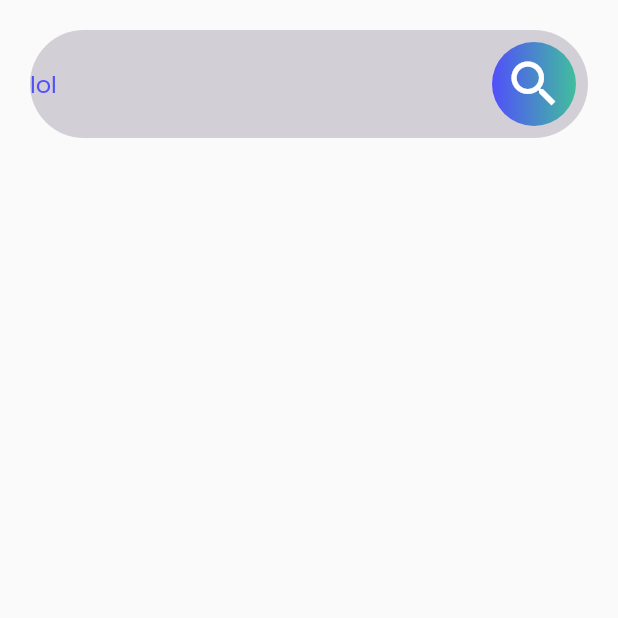
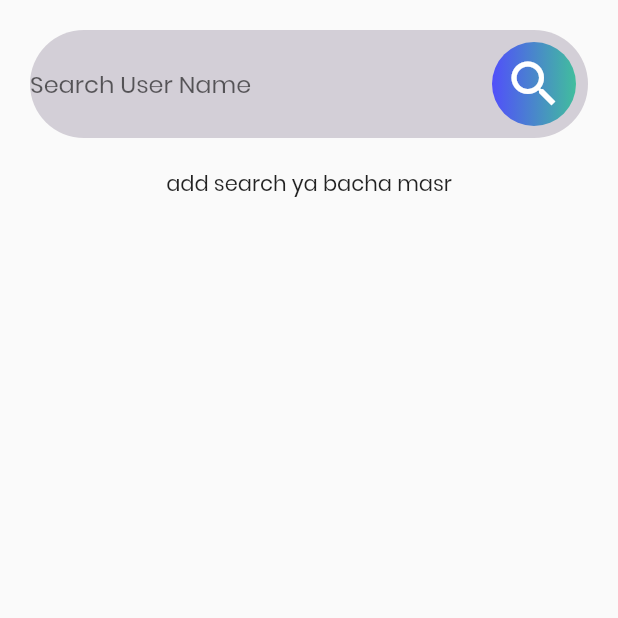
Before and after one commit to aiman7407/hear_me_out, a Flutter app: the SearchScreen screen opened directly, after a tap on the "search" icon, on a phone screen of 412 x 824 dp, the top half of it. Run offline on Flutter 3.47's test engine with Material 2 defaults, Android fonts, the phone set to English and light mode, and no system bars; our stand-ins replace camera, cloud_firestore, firebase_auth, firebase_core; missing offline and left inert: tflite; accounts and stored records are empty.

Commit message:
fix broken search

```diff
--- a/lib/components/search_list.dart
+++ b/lib/components/search_list.dart
@@ -1,30 +1,39 @@
 import 'package:cloud_firestore/cloud_firestore.dart';
 import 'package:flutter/material.dart';
 import 'package:hear_me_out/components/search_tile.dart';
+import 'package:hear_me_out/services/database.dart';
 import 'package:hear_me_out/src/const_strings.dart';
 
 class SearchList extends StatelessWidget {
-
   final QuerySnapshot searchSnapshot;
-
 
   SearchList({this.searchSnapshot});
 
   @override
   Widget build(BuildContext context) {
-    return ListView.builder(
-      shrinkWrap: true,
-        itemCount:searchSnapshot.docs.length,
-        itemBuilder: (context, index){
-          return
-            searchSnapshot!=null?
 
-            SearchTile(
-            email: 'searchSnapshot.docs[index][USERS_EMAIL]',
-            username: 'searchSnapshot.docs[index][USERS_USERNAME]',
-          ):Container(
-              child: Text('no data yet'),
-            );
-        });
+    print('eeeeeeeeeeeeeeeeeeeee'+searchSnapshot.toString());
+    if(searchSnapshot==null)
+      {
+        return Text('add search ya bacha masr');
+      }
+
+    if(searchSnapshot.docs.isEmpty)
+      {return Text('no data here yet');}
+    else {
+      return ListView.builder(
+          shrinkWrap: true,
+          itemCount: searchSnapshot.docs.length,
+          itemBuilder: (context, index) {
+            return searchSnapshot.docs == null
+                ? Container(
+                    child: Text('no data yet'),
+                  )
+                : SearchTile(
+                    email: searchSnapshot.docs[index][USERS_EMAIL],
+                    username: searchSnapshot.docs[index][USERS_USERNAME],
+                  );
+          });
+    }
   }
 }
--- a/lib/services/database.dart
+++ b/lib/services/database.dart
@@ -4,11 +4,19 @@ import 'package:hear_me_out/src/const_strings.dart';
 class DataBaseHelper
 {
 
-  dynamic  getUserByUsername(dynamic username) async {
+    getUserByUsername(dynamic username) async {
     return await FirebaseFirestore.instance.collection(USERS_COLLECTION_NAME)
         .where(USERS_USERNAME,isEqualTo:username )
         .get();
   }
+
+    // Stream<QuerySnapshot>loadOrdersDetails(username)
+    // {
+    //   return FirebaseFirestore.instance.collection(USERS_COLLECTION_NAME).doc(username)
+    //       .collection(USERS_USERNAME)
+    //       .snapshots();
+    // }
+
 
 
   uploadUserInfo(userMap)
--- a/lib/src/app_root.dart
+++ b/lib/src/app_root.dart
@@ -3,6 +3,7 @@ import 'package:flutter/material.dart';
 import 'package:hear_me_out/views/chat_list_screen.dart';
 import 'package:hear_me_out/views/login_screen.dart';
 import 'package:hear_me_out/views/on_boarding.dart';
+import 'package:hear_me_out/views/search_screen.dart';
 import 'package:hear_me_out/views/signup_screen.dart';
 import 'package:hear_me_out/views/test_screen.dart';
 
@@ -19,7 +20,8 @@ class AppRoot extends StatelessWidget {
       ),
       home:
      // ChatListScreen()
-      SignupScreen()
+      //SignupScreen()
+      SearchScreen()
       //TestScreen(cameras: cameras,),
     );
   }
--- a/lib/views/search_screen.dart
+++ b/lib/views/search_screen.dart
@@ -4,6 +4,7 @@ import 'package:flutter/material.dart';
 import 'package:hear_me_out/components/search_list.dart';
 import 'package:hear_me_out/services/database.dart';
 import 'package:hear_me_out/src/const.dart';
+import 'package:hear_me_out/src/const_strings.dart';
 
 class SearchScreen extends StatefulWidget {
   @override
@@ -16,11 +17,10 @@ class _SearchScreenState extends State<SearchScreen> {
   DataBaseHelper dbHelper=DataBaseHelper();
 
   QuerySnapshot searchSnapshot;
-
+  String name , email;
   @override
   void initState() {
-    initialSearch();
-    super.initState();
+super.initState();
   }
 
   @override
@@ -73,7 +73,7 @@ class _SearchScreenState extends State<SearchScreen> {
                             icon: Icon(Icons.search,
                         color: Colors.white,
                         ), onPressed: () {
-                            initialSearch();
+                            initiateSearch();
                         }),
                       ),
                     )
@@ -82,27 +82,31 @@ class _SearchScreenState extends State<SearchScreen> {
               ),
             ),
 
-            // Expanded(
-            //   child: SearchList(
-            //     searchSnapshot: searchSnapshot,
-            //   ),
-            // )
+
+
+            Expanded(
+              child: SearchList(
+              searchSnapshot: searchSnapshot,
+              ),
+            )
 
           ],
         ),
       ),
     );
   }
+  initiateSearch() async {
+    if(searchController.text.isNotEmpty){
+      await dbHelper.getUserByUsername(searchController.text)
+          .then((snapshot){
+        setState(() {
+          searchSnapshot = snapshot;
+        });
+        print("$searchSnapshot");
+        setState(() {
 
-   initialSearch()
-  {
-    searchController.text='lol';
-    dbHelper.getUserByUsername(searchController.text).then((value){
-      // set state
-      print(searchSnapshot);
-      setState(() {
-        searchSnapshot=value;
+        });
       });
-    });
+    }
   }
 }
```
